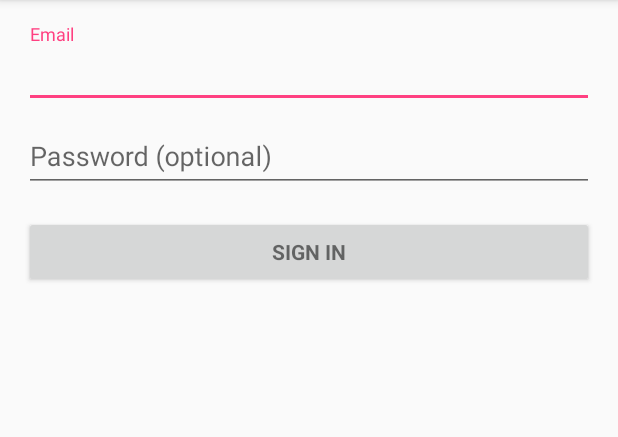
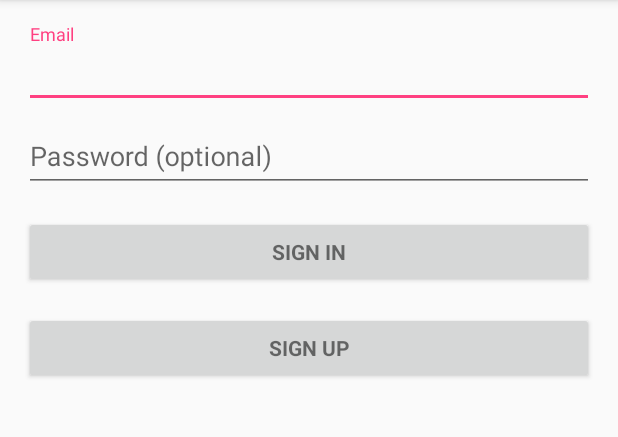
Before and after one commit to DevFest-Sfax-2016/ENIGMA, an Android app: the screen it shows after launch (LoginActivity), on a phone screen of 412 x 824 dp, the part 84-521 px from its top. Run offline under Robolectric (Android 15) with nearby library versions, the phone set to English and light mode, and no system bars; our stand-ins replace Firebase (no records; nobody signed in at launch, a user with empty details on screens opened directly); 2 statements that could not run were skipped.

Commit message:
adding sign up button

```diff
--- a/app/src/main/java/com/enigma/mybucketlist/LoginActivity.java
+++ b/app/src/main/java/com/enigma/mybucketlist/LoginActivity.java
@@ -86,12 +86,12 @@ public class LoginActivity extends AppCompatActivity implements LoaderCallbacks<
         Log.e("Fuck","This");
         // Set up the login form.
 
-//        if (mFirebaseUser != null) {
-//            // Not signed in, launch the Sign In activity
-//            startActivity(new Intent(this, HomePage.class));
-//            finish();
-//            return;
-//        }
+        if (mFirebaseUser != null) {
+            // Not signed in, launch the Sign In activity
+            startActivity(new Intent(this, HomePage.class));
+            finish();
+            return;
+        }
         mEmailView = (AutoCompleteTextView) findViewById(R.id.email);
         populateAutoComplete();
         mAuth = FirebaseAuth.getInstance();
--- a/app/src/main/res/layout/activity_login.xml
+++ b/app/src/main/res/layout/activity_login.xml
@@ -71,6 +71,14 @@
                 android:layout_marginTop="16dp"
                 android:text="@string/action_sign_in"
                 android:textStyle="bold" />
+            <Button
+                android:id="@+id/email_sign_up_button"
+                style="?android:textAppearanceSmall"
+                android:layout_width="match_parent"
+                android:layout_height="wrap_content"
+                android:layout_marginTop="16dp"
+                android:text="sign up"
+                android:textStyle="bold" />
 
         </LinearLayout>
     </ScrollView>
```
